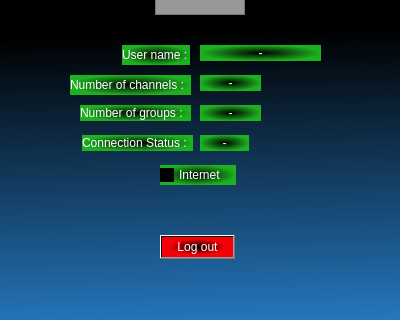
This is messenger1/profile.ui in Lucimad007/Messenger_sprites_6 as Qt 5 draws it before an edit; both pictures show x 0 to 400 and y 105 to 425 of the 400 by 530 pixel window. The edited form follows.
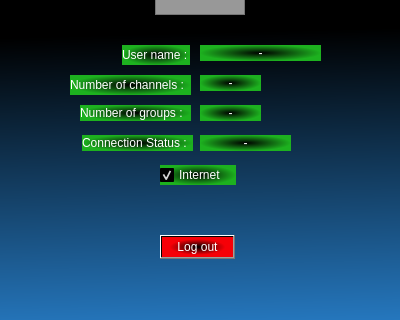
This is the edited form.

What changed in the file:
```diff
--- a/messenger1/profile.ui
+++ b/messenger1/profile.ui
@@ -179,7 +179,7 @@
     <rect>
      <x>200</x>
      <y>240</y>
-     <width>49</width>
+     <width>91</width>
      <height>16</height>
     </rect>
    </property>
@@ -211,7 +211,7 @@
     <string>Internet</string>
    </property>
    <property name="checked">
-    <bool>false</bool>
+    <bool>true</bool>
    </property>
    <property name="tristate">
     <bool>false</bool>
```
